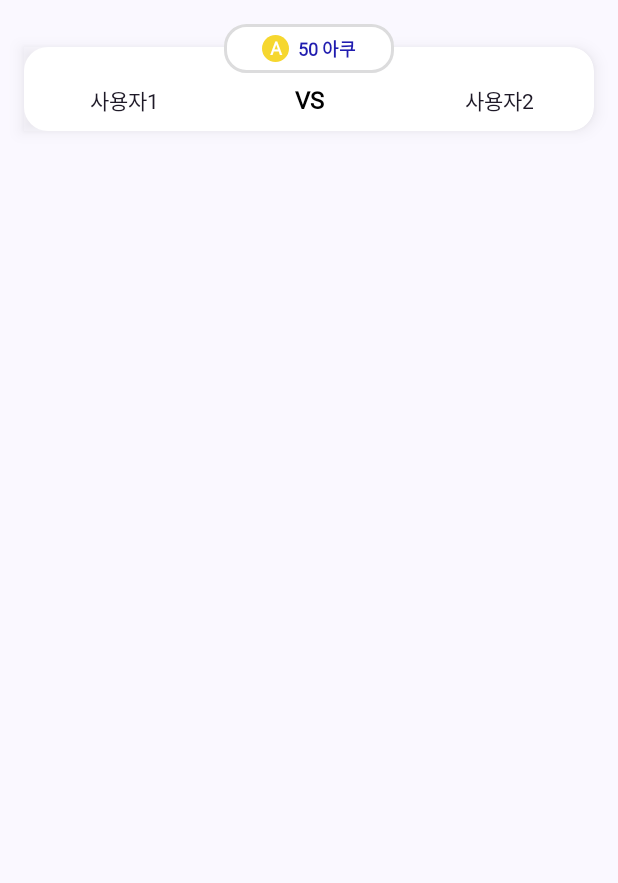
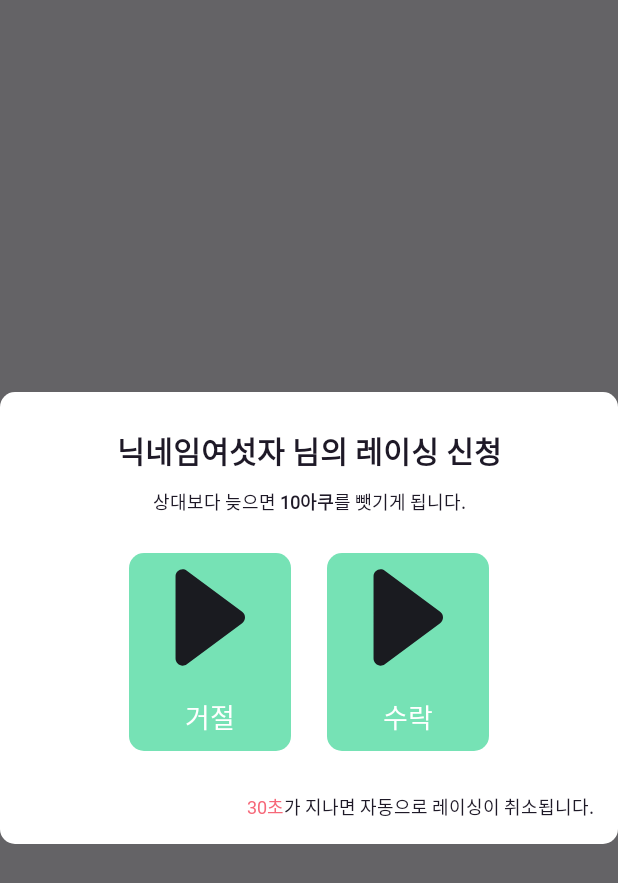
Before and after one commit to AiKU-Dev/Android, an Android app built with Jetpack Compose: the screen it shows after launch (MainActivity), on a phone screen of 412 x 824 dp. Shown: the top 883 px of the screen. Run offline under Robolectric (Android 15) with nearby library versions, the phone set to English and light mode, and no system bars; our stand-ins replace Dagger/Hilt's generated code, Room's generated code; libraries missing offline, so code that uses them is left out: com.kakao.sdk, com.kakao.vectormap; Roboto replaces fonts that are not available here; 6 statements that could not run were skipped.

Commit message:
레이싱 거절/수락 ui

```diff
--- a/presentation/src/main/java/com/aiku/presentation/MainActivity.kt
+++ b/presentation/src/main/java/com/aiku/presentation/MainActivity.kt
@@ -18,6 +18,7 @@ import com.aiku.domain.usecase.LoginUseCase
 import com.aiku.presentation.navigation.AikuNavigation
 import com.aiku.presentation.theme.AiKUTheme
 import com.aiku.presentation.ui.screen.map.composable.OngoingRacingListItem
+import com.aiku.presentation.ui.screen.map.composable.RacingResponseDialog
 
 import dagger.hilt.android.AndroidEntryPoint
 import javax.inject.Inject
@@ -45,7 +46,7 @@ class MainActivity : ComponentActivity() {
 //                        loginUseCase = loginUseCase
 //                    )
 
-                    OngoingRacingListItem()
+                    RacingResponseDialog()
                 }
             }
         }
--- /dev/null
+++ b/presentation/src/main/java/com/aiku/presentation/ui/screen/map/composable/RacingResponseDialog.kt
@@ -0,0 +1,160 @@
+package com.aiku.presentation.ui.screen.map.composable
+
+import androidx.compose.foundation.background
+import androidx.compose.foundation.clickable
+import androidx.compose.foundation.layout.Arrangement
+import androidx.compose.foundation.layout.Column
+import androidx.compose.foundation.layout.Row
+import androidx.compose.foundation.layout.fillMaxWidth
+import androidx.compose.foundation.layout.padding
+import androidx.compose.foundation.layout.size
+import androidx.compose.foundation.shape.RoundedCornerShape
+import androidx.compose.material3.Icon
+import androidx.compose.material3.Text
+import androidx.compose.runtime.Composable
+import androidx.compose.ui.Alignment
+import androidx.compose.ui.Modifier
+import androidx.compose.ui.graphics.Color
+import androidx.compose.ui.res.painterResource
+import androidx.compose.ui.text.style.TextAlign
+import androidx.compose.ui.tooling.preview.Preview
+import androidx.compose.ui.unit.dp
+import com.aiku.core.R
+import com.aiku.core.theme.Caption1
+import com.aiku.core.theme.Caption1_SemiBold
+import com.aiku.core.theme.Subtitle2
+import com.aiku.core.theme.Subtitle_3G
+import com.aiku.presentation.theme.Green5
+import com.aiku.presentation.theme.RED1
+import com.aiku.presentation.theme.Typo
+import com.aiku.presentation.ui.component.dialog.MinimalDialog
+
+@Composable
+fun RacingResponseDialog(
+    modifier: Modifier = Modifier
+) {
+    MinimalDialog(
+        onDismissRequest = { /*TODO*/ }
+    ) {
+        Column(
+            modifier = Modifier.padding(horizontal = 16.dp),
+            horizontalAlignment = Alignment.End
+        ) {
+            Text(
+                modifier = Modifier
+                    .fillMaxWidth()
+                    .padding(top = 24.dp),
+                text = "닉네임여섯자 님의 레이싱 신청", //TODO : 레이싱 신청자 이름으로 변경
+                style = Subtitle2,
+                color = Typo,
+                textAlign = TextAlign.Center
+            )
+
+            Row(
+                modifier = Modifier
+                    .fillMaxWidth()
+                    .padding(top = 10.dp),
+                horizontalArrangement = Arrangement.Center
+            ) {
+                Text(
+                    text = "상대보다 늦으면 ", //TODO : 레이싱 신청자 이름으로 변경
+                    style = Caption1,
+                    color = Typo
+                )
+
+                Text(
+                    text = "10아쿠", //TODO : 실제 아쿠로 변경
+                    style = Caption1_SemiBold,
+                    color = Typo
+                )
+
+                Text(
+                    text = "를 뺏기게 됩니다.",
+                    style = Caption1,
+                    color = Typo
+                )
+            }
+
+            /** 거절, 수락 버튼 */
+            Row(
+                modifier = Modifier
+                    .fillMaxWidth()
+                    .padding(top = 25.dp),
+                verticalAlignment = Alignment.CenterVertically,
+                horizontalArrangement = Arrangement.Center
+
+            ) {
+                Column(
+                    modifier = Modifier
+                        .size(108.dp, 132.dp)
+                        .background(Green5, RoundedCornerShape(10.dp))
+                        .clickable {  } //TODO : 거절
+                    ,
+                    horizontalAlignment = Alignment.CenterHorizontally,
+                    verticalArrangement = Arrangement.Center
+                ) {
+                    Icon(
+                        modifier = Modifier.size(58.dp, 66.dp),
+                        painter = painterResource(id = R.drawable.ic_arrow_right), //TODO : 이미지 변경
+                        contentDescription = "거절"
+                    )
+                    Text(
+                        modifier = Modifier.padding(top = 20.dp),
+                        text = "거절",
+                        style = Subtitle_3G,
+                        color = Color.White
+                    )
+                }
+
+                Column(
+                    modifier = Modifier
+                        .padding(start = 24.dp)
+                        .background(Green5, RoundedCornerShape(10.dp))
+                        .size(108.dp, 132.dp)
+                        .clickable {  } //TODO : 수락
+                    ,
+                    horizontalAlignment = Alignment.CenterHorizontally,
+                    verticalArrangement = Arrangement.Center
+                ) {
+                    Icon(
+                        modifier = Modifier.size(75.dp, 66.dp),
+                        painter = painterResource(id = R.drawable.ic_arrow_right), //TODO : 이미지 변경
+                        contentDescription = "수락"
+                    )
+                    Text(
+                        modifier = Modifier.padding(top = 20.dp),
+                        text = "수락",
+                        style = Subtitle_3G,
+                        color = Color.White
+                    )
+                }
+
+            }
+
+            /** 타이머 */
+            Row(
+                modifier = Modifier.padding(top = 28.dp, bottom = 16.dp)
+            ) {
+                Text(
+                    text = "30초", //TODO : 비동기 Timer
+                    style = Caption1,
+                    color = RED1
+                )
+
+                Text(
+                    text = "가 지나면 자동으로 레이싱이 취소됩니다.",
+                    style = Caption1,
+                    color = Typo
+                )
+            }
+        }
+    }
+}
+
+@Preview(showBackground = true)
+@Composable
+fun RacingResponseDialogPreview() {
+    RacingResponseDialog(
+        modifier = Modifier
+    )
+}
```
